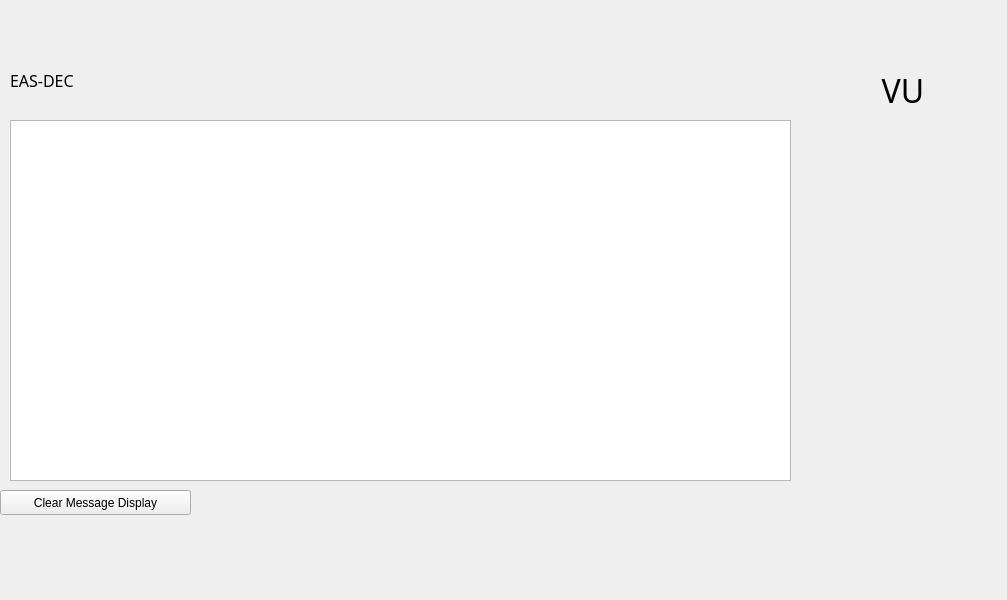
First picture: the form in main.ui, repository VariousTurtle/EAS-Decoder, before the edit.
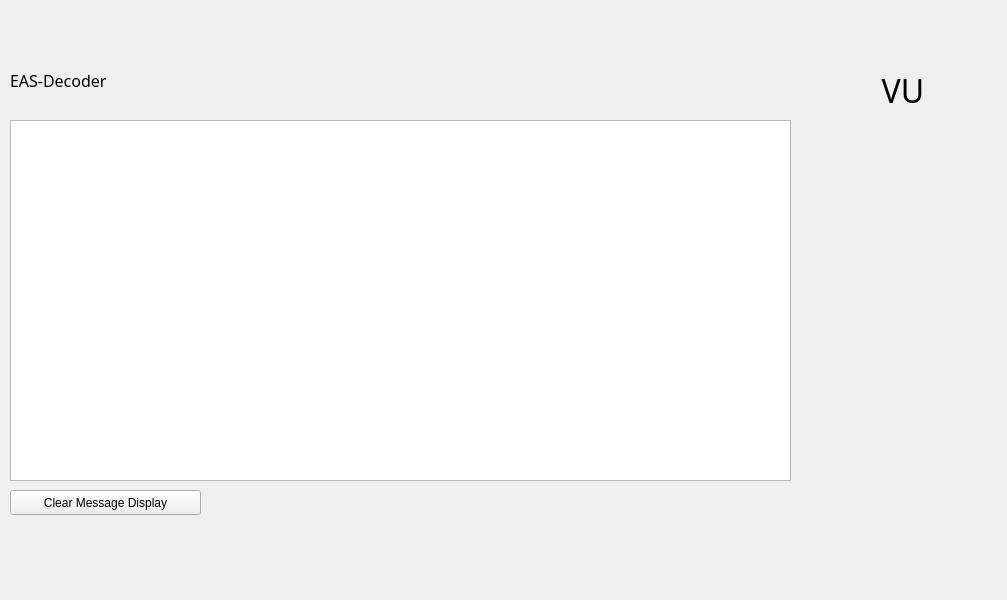
Second picture: the form after the edit.

Commit message: fixed button flormating and changed title

```diff
--- a/main.ui
+++ b/main.ui
@@ -30,7 +30,7 @@
    <widget class="QPushButton" name="pushButton">
     <property name="geometry">
      <rect>
-      <x>0</x>
+      <x>10</x>
       <y>490</y>
       <width>191</width>
       <height>25</height>
@@ -56,7 +56,7 @@
      </font>
     </property>
     <property name="text">
-     <string>EAS-DEC   </string>
+     <string>EAS-Decoder   </string>
     </property>
    </widget>
    <widget class="QWidget" name="verticalLayoutWidget">
```
